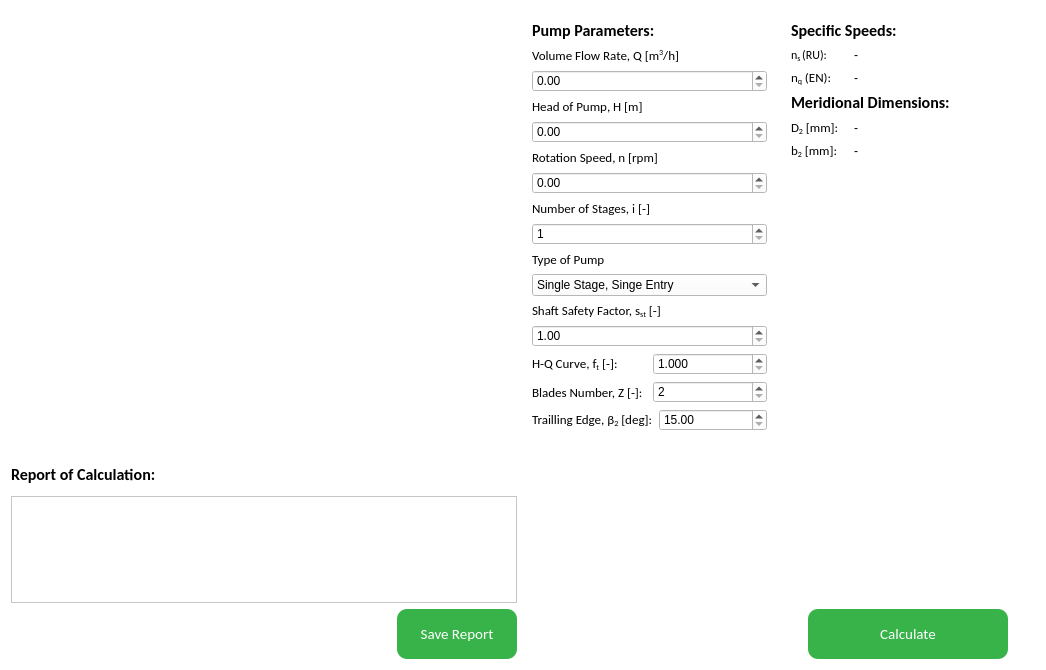
Above: src/ui/components/partswidgets/impellerwidget/impellerwidget.ui from 20jeka08/centrifugal-pump-calc before the change. Below: the same form after it.
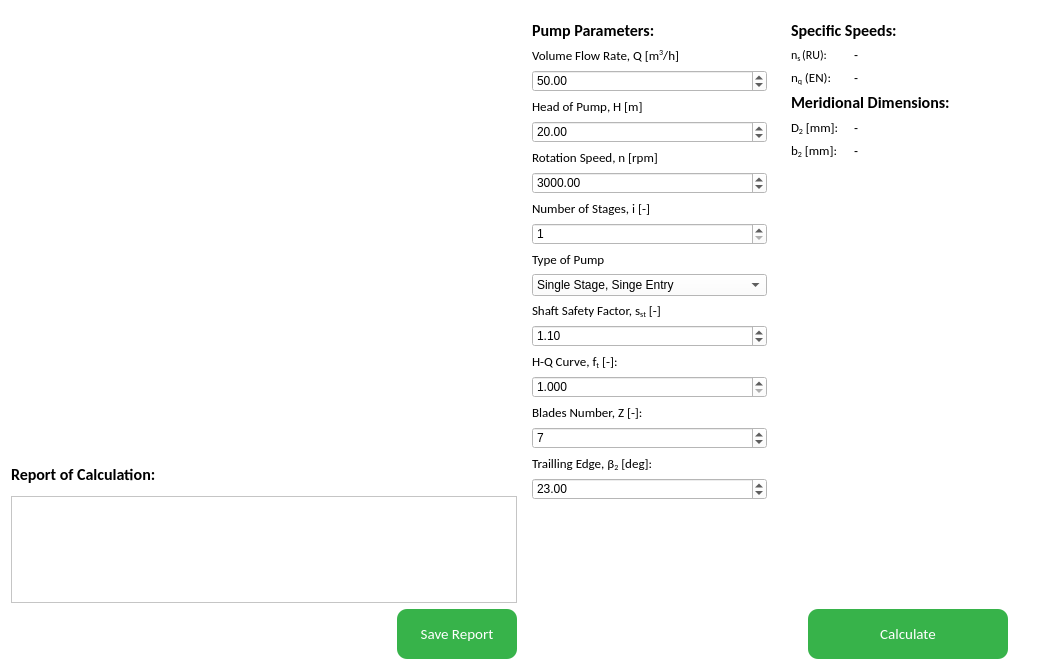
That is the form after the change. Icons and pictures are not drawn.

Commit message: created Input parameters in UI of impeller widget

What changed in the file:
```diff
--- a/src/ui/components/partswidgets/impellerwidget/impellerwidget.ui
+++ b/src/ui/components/partswidgets/impellerwidget/impellerwidget.ui
@@ -212,6 +212,9 @@
          <property name="maximum">
           <double>10000000.000000000000000</double>
          </property>
+         <property name="value">
+          <double>50.000000000000000</double>
+         </property>
         </widget>
        </item>
        <item>
@@ -232,6 +235,9 @@
          <property name="maximum">
           <double>1000000.000000000000000</double>
          </property>
+         <property name="value">
+          <double>20.000000000000000</double>
+         </property>
         </widget>
        </item>
        <item>
@@ -252,6 +258,9 @@
          <property name="maximum">
           <double>1000000.000000000000000</double>
          </property>
+         <property name="value">
+          <double>3000.000000000000000</double>
+         </property>
         </widget>
        </item>
        <item>
@@ -330,6 +339,9 @@
          <property name="maximum">
           <double>10.000000000000000</double>
          </property>
+         <property name="value">
+          <double>1.100000000000000</double>
+         </property>
         </widget>
        </item>
        <item>
@@ -347,6 +359,8 @@
            </property>
           </widget>
          </item>
+        </layout>
+       </item>
          <item>
           <widget class="QDoubleSpinBox" name="hQCurveDoubleSpinBox">
            <property name="decimals">
@@ -366,8 +380,6 @@
            </property>
           </widget>
          </item>
-        </layout>
-       </item>
        <item>
         <layout class="QHBoxLayout" name="horizontalLayout_5">
          <item>
@@ -383,6 +395,8 @@
            </property>
           </widget>
          </item>
+        </layout>
+       </item>
          <item>
           <widget class="QSpinBox" name="bladesNumberSpinBox">
            <property name="minimum">
@@ -391,9 +405,10 @@
            <property name="maximum">
             <number>12</number>
            </property>
-          </widget>
-         </item>
-        </layout>
+         <property name="value">
+          <number>7</number>
+         </property>
+        </widget>
        </item>
        <item>
         <layout class="QHBoxLayout" name="horizontalLayout_6">
@@ -410,17 +425,20 @@
            </property>
           </widget>
          </item>
+        </layout>
+       </item>
          <item>
           <widget class="QDoubleSpinBox" name="doubleSpinBox">
            <property name="minimum">
-            <double>15.000000000000000</double>
+          <double>10.000000000000000</double>
            </property>
            <property name="maximum">
-            <double>40.000000000000000</double>
-           </property>
-          </widget>
-         </item>
-        </layout>
+          <double>50.000000000000000</double>
+         </property>
+         <property name="value">
+          <double>23.000000000000000</double>
+         </property>
+        </widget>
        </item>
        <item>
         <spacer name="verticalSpacer">
```
Lines whose indentation alone changed are shown as unchanged. The commit also changes 1 other file.
